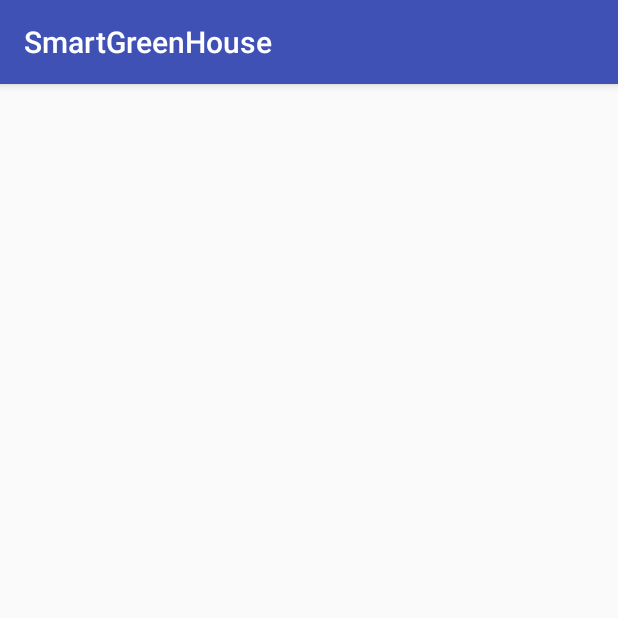
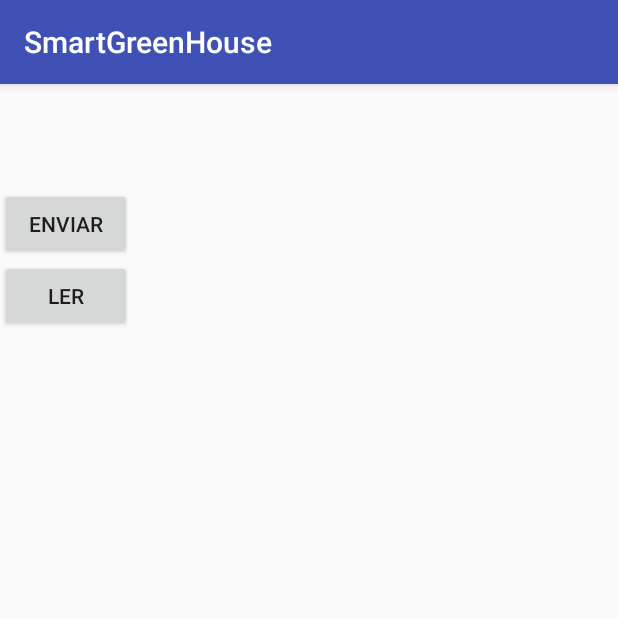
Before and after one commit to FelipeSetembrino/SmartGreenHouse, an Android app: the ConnectionArduinoActivity screen opened directly, with no data from a screen before it, on a phone screen of 412 x 824 dp, the top half of it. Run offline under Robolectric (Android 15) with nearby library versions, the phone set to English and light mode, and no system bars.

Commit message:
First Arduini connection implemented.

```diff
--- a/app/src/main/AndroidManifest.xml
+++ b/app/src/main/AndroidManifest.xml
@@ -12,9 +12,9 @@
         <activity android:name=".MainActivity">
             <intent-filter>
                 <action android:name="android.intent.action.MAIN" />
-
                 <category android:name="android.intent.category.LAUNCHER" />
             </intent-filter>
+
         </activity>
         <activity android:name=".GrowTypeActivity" />
         <activity android:name=".ConnectionArduinoActivity" />
--- a/app/src/main/java/greenhouse/smart/smartgreenhouse/ConnectionArduinoActivity.java
+++ b/app/src/main/java/greenhouse/smart/smartgreenhouse/ConnectionArduinoActivity.java
@@ -1,8 +1,12 @@
 package greenhouse.smart.smartgreenhouse;
 
+import android.app.AlertDialog;
 import android.hardware.usb.UsbManager;
 import android.support.v7.app.AppCompatActivity;
 import android.os.Bundle;
+import android.view.View;
+import android.widget.Button;
+import android.widget.TextView;
 
 import java.util.HashMap;
 
@@ -11,14 +15,39 @@ import greenhouse.smart.smartgreenhouse.ArduinoConnectionPck.ArduinoConnection;
 public class ConnectionArduinoActivity extends AppCompatActivity {
 
     ArduinoConnection arduinoConnection;
+    TextView textViewTestConnection;
+    Button buttonTestConnection, buttonTestLer;
+
+    AlertDialog.Builder builder1;
 
     @Override
     protected void onCreate(Bundle savedInstanceState) {
         super.onCreate(savedInstanceState);
         setContentView(R.layout.activity_connection_arduino);
 
+        textViewTestConnection = (TextView) findViewById(R.id.textViewTestConnection);
+        buttonTestConnection = (Button) findViewById(R.id.buttonTestConnection);
+        buttonTestLer = (Button) findViewById(R.id.buttonTestReturn);
+
         arduinoConnection = new ArduinoConnection(this);
-        //arduinoConnection.setConnection();
+        arduinoConnection.setConnection();
+
+        buttonTestConnection.setOnClickListener(new View.OnClickListener() {
+            @Override
+            public void onClick(View v) {
+                arduinoConnection.setArduinoData("OK");
+                String test = arduinoConnection.getArduinoData();
+                textViewTestConnection.setText(test);
+            }
+        });
+
+        buttonTestLer.setOnClickListener(new View.OnClickListener() {
+            @Override
+            public void onClick(View v) {
+                String test = arduinoConnection.getArduinoData();
+                textViewTestConnection.setText(test);
+            }
+        });
 
     }
 
--- a/app/src/main/res/layout/activity_connection_arduino.xml
+++ b/app/src/main/res/layout/activity_connection_arduino.xml
@@ -4,6 +4,32 @@
     xmlns:tools="http://schemas.android.com/tools"
     android:layout_width="match_parent"
     android:layout_height="match_parent"
+    android:orientation="horizontal"
     tools:context="greenhouse.smart.smartgreenhouse.ConnectionArduinoActivity">
 
+    <LinearLayout
+        android:paddingTop="50dp"
+        android:layout_width="match_parent"
+        android:layout_height="wrap_content"
+        android:orientation="vertical">
+
+        <TextView
+            android:layout_width="match_parent"
+            android:layout_height="wrap_content"
+            android:id="@+id/textViewTestConnection"/>
+
+        <Button
+            android:layout_width="wrap_content"
+            android:layout_height="match_parent"
+            android:text="Enviar"
+            android:id="@+id/buttonTestConnection"/>
+
+        <Button
+            android:layout_width="wrap_content"
+            android:layout_height="match_parent"
+            android:text="Ler"
+            android:id="@+id/buttonTestReturn"/>
+
+    </LinearLayout>
+
 </android.support.constraint.ConstraintLayout>
```
Also changed, not shown: app/src/main/java/greenhouse/smart/smartgreenhouse/ArduinoConnectionPck/ArduinoConnection.java (+20 -7 lines).
